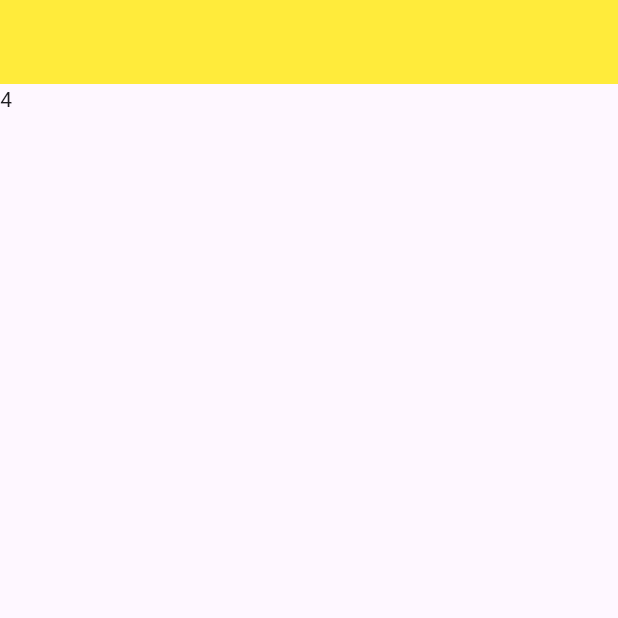
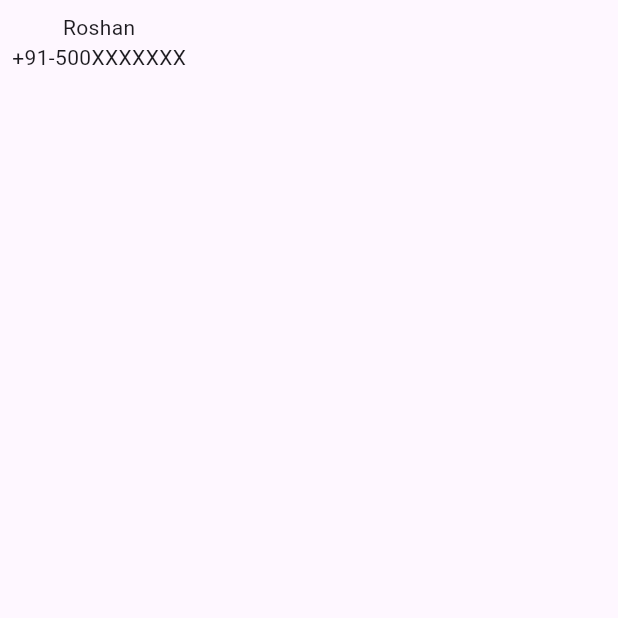
Before and after one commit to Roshan-Barkane/flutter_widgets_of_the_day, a Flutter app: the screen it shows after launch, on a phone screen of 412 x 824 dp, the top half of it. Run offline on Flutter 3.47's test engine with Material 3 defaults, Android fonts, the phone set to English and light mode, and no system bars.

Commit message:
write simple code of used InheritedWidget

```diff
--- a/lib/main.dart
+++ b/lib/main.dart
@@ -1,6 +1,9 @@
 import 'package:flutter/material.dart';
-import 'package:flutter_widgets_of_the_day/pages/customscollview.dart';
-import 'package:flutter_widgets_of_the_day/pages/stream_builder.dart';
+import 'package:flutter_widgets_of_the_day/pages/data.dart';
+import 'package:flutter_widgets_of_the_day/pages/inherited.dart';
+//import 'package:flutter_widgets_of_the_day/pages/customscollview.dart';
+import 'package:flutter_widgets_of_the_day/pages/inheritedmodel.dart';
+//import 'package:flutter_widgets_of_the_day/pages/stream_builder.dart';
 
 void main() {
   runApp(const MyApp());
@@ -12,14 +15,16 @@ class MyApp extends StatelessWidget {
   // This widget is the root of your application.
   @override
   Widget build(BuildContext context) {
-    return MaterialApp(
+    return Inherit(
+        child: MaterialApp(
           title: 'Flutter Demo',
           debugShowCheckedModeBanner: false,
           theme: ThemeData(
               colorScheme: ColorScheme.fromSeed(seedColor: Colors.deepPurple),
               useMaterial3: true,
+              primaryColor: Colors.pinkAccent),
+          home: InheritedModelWidget(),
         ),
-      home: const Stream_Builder(),
-    );
+        database: Data());
   }
 }
--- /dev/null
+++ b/lib/pages/data.dart
@@ -0,0 +1,18 @@
+abstract class DataBase {
+  String Name();
+  String Phone();
+}
+
+class Data implements DataBase {
+  @override
+  String Name() {
+    String name = "Roshan";
+    return name;
+  }
+
+  String Phone() {
+    @override
+    String phone = "+91-500XXXXXXX";
+    return phone;
+  }
+}
--- /dev/null
+++ b/lib/pages/inherited.dart
@@ -0,0 +1,18 @@
+import 'package:flutter/material.dart';
+import 'package:flutter_widgets_of_the_day/pages/data.dart';
+
+class Inherit extends InheritedWidget {
+  final Widget child;
+  final DataBase database;
+  const Inherit({Key? key, required this.child, required this.database})
+      : super(key: key, child: child);
+  @override
+  bool updateShouldNotify(covariant InheritedWidget oldWidget) {
+    return true;
+  }
+
+  static Inherit? of(BuildContext context) {
+    Inherit? inherit = context.dependOnInheritedWidgetOfExactType();
+    return inherit;
+  }
+}
--- /dev/null
+++ b/lib/pages/inheritedmodel.dart
@@ -0,0 +1,29 @@
+import 'package:flutter/material.dart';
+
+import 'package:flutter_widgets_of_the_day/pages/inherited.dart';
+
+class InheritedModelWidget extends StatefulWidget {
+  @override
+  State<InheritedModelWidget> createState() => _InheritedModelWidgetState();
+}
+
+class _InheritedModelWidgetState extends State<InheritedModelWidget> {
+  @override
+  Widget build(BuildContext context) {
+    // ignore: unused_local_variable
+    var data = Inherit.of(context)?.database;
+    return Scaffold(
+      body: SafeArea(
+        child: Padding(
+          padding: const EdgeInsets.all(8.0),
+          child: Column(
+            children: [
+              Text("${data?.Name()}"),
+              Text("${data?.Phone()}"),
+            ],
+          ),
+        ),
+      ),
+    );
+  }
+}
```
Lines whose indentation alone changed are shown as unchanged.
